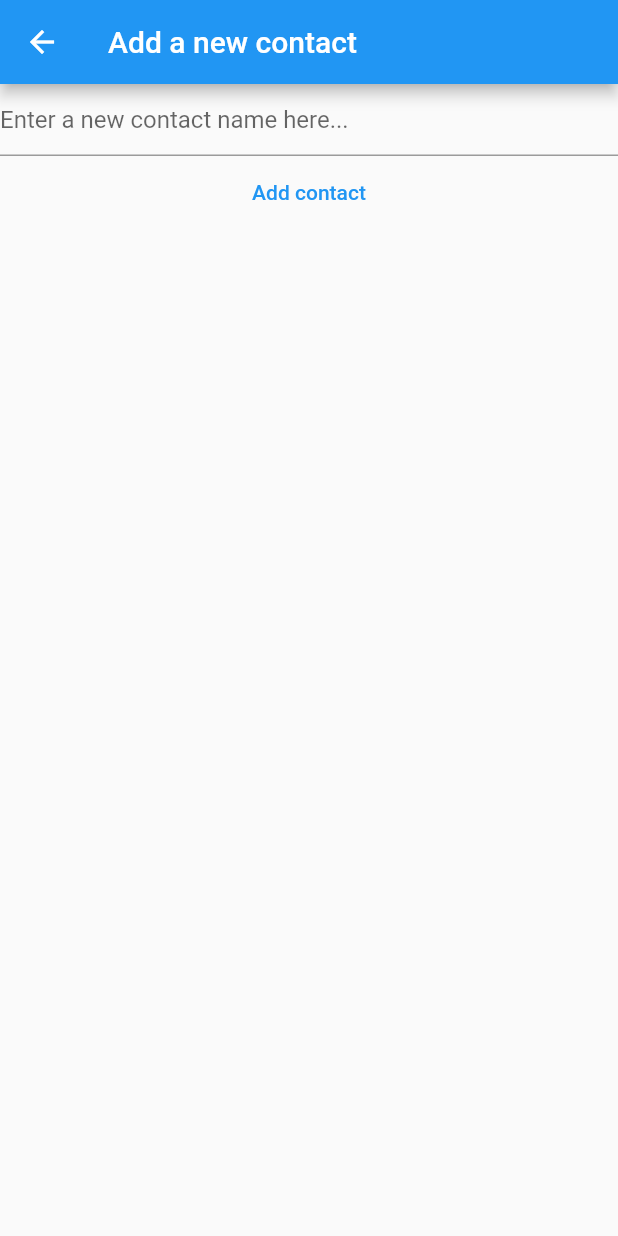
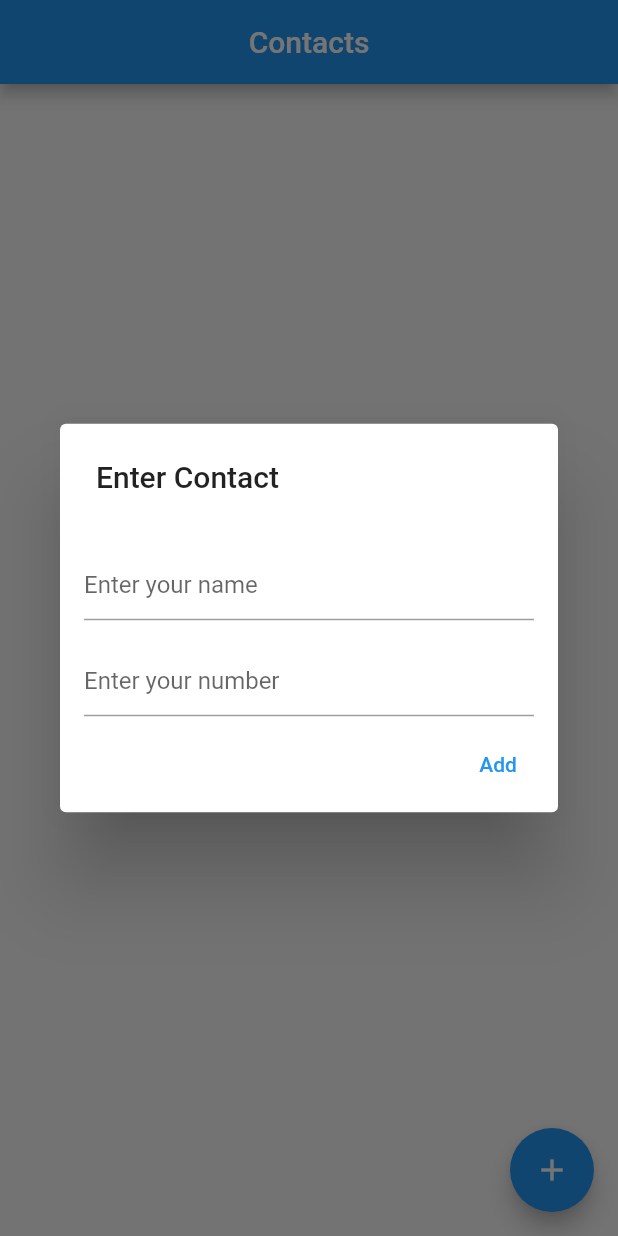
Before and after one commit to samievghayrat/flutter_api1, a Flutter app: the screen it shows after launch, after a tap on the "add" icon, on a phone screen of 412 x 824 dp. Run offline on Flutter 3.47's test engine with Material 2 defaults, Android fonts, the phone set to English and light mode, and no system bars.

Commit message:
Contacts app with Valuelistenable

```diff
--- a/lib/main.dart
+++ b/lib/main.dart
@@ -13,14 +13,14 @@ void main() {
 }
 
 class Contact {
+  final String number;
   final String name;
-  final String id;
 
-  Contact({required this.name}) : id = const Uuid().v4();
+  Contact({required this.name, required this.number});
 }
 
 class ContactBook extends ValueNotifier<List<Contact>> {
-  ContactBook._sharedInstance() : super([Contact(name: 'Hello')]);
+  ContactBook._sharedInstance() : super([]);
 
   static final ContactBook _shared = ContactBook._sharedInstance();
 
@@ -48,8 +48,71 @@ class ContactBook extends ValueNotifier<List<Contact>> {
       value.length > atIndex ? value[atIndex] : null;
 }
 
-class HomePage extends StatelessWidget {
+class HomePage extends StatefulWidget {
   const HomePage({Key? key}) : super(key: key);
+
+  @override
+  State<HomePage> createState() => _HomePageState();
+}
+
+class _HomePageState extends State<HomePage> {
+  late final TextEditingController _nameController;
+  late final TextEditingController _phoneNumberController;
+
+  @override
+  void initState() {
+    _phoneNumberController = TextEditingController();
+    _nameController = TextEditingController();
+    super.initState();
+  }
+
+  @override
+  void dispose() {
+    _nameController.dispose();
+    _phoneNumberController = TextEditingController();
+    super.dispose();
+  }
+
+  _displayDialog(BuildContext context) async {
+    return showDialog(
+      context: context,
+      builder: (context) {
+        return AlertDialog(
+          title: const Text('Enter Contact'),
+          actions: <Widget>[
+            Padding(
+              padding: const EdgeInsets.all(8.0),
+              child: TextField(
+                controller: _nameController,
+                decoration: const InputDecoration(hintText: "Enter your name "),
+              ),
+            ),
+            Padding(
+              padding: const EdgeInsets.all(8.0),
+              child: TextField(
+                keyboardType: TextInputType.number,
+                controller: _phoneNumberController,
+                decoration:
+                    const InputDecoration(hintText: "Enter your number"),
+              ),
+            ),
+            TextButton(
+              child: const Text('Add'),
+              onPressed: () {
+                final contact = Contact(
+                    name: _nameController.text,
+                    number: _phoneNumberController.text.toString());
+                ContactBook().add(contact: contact);
+                Navigator.of(context).pop();
+                _nameController.clear();
+                _phoneNumberController.clear();
+              },
+            ),
+          ],
+        );
+      },
+    );
+  }
 
   @override
   Widget build(BuildContext context) {
@@ -57,7 +120,7 @@ class HomePage extends StatelessWidget {
     return Scaffold(
       appBar: AppBar(
         centerTitle: true,
-        title: const Text('Home Page'),
+        title: const Text('Contacts'),
       ),
       body: ValueListenableBuilder(
         valueListenable: ContactBook(),
@@ -67,79 +130,31 @@ class HomePage extends StatelessWidget {
             itemCount: contactBook.length,
             itemBuilder: (context, index) {
               final contact = contacts[index];
-              return Dismissible(
-                onDismissed: (direction) {
-                  ContactBook().remove(contact: contact);
-                },
-                key: ValueKey(contact.id),
-                child: Material(
-                  color: Colors.white,
-                  elevation: 6.0,
-                  child: ListTile(
-                    title: Text(contact.name),
+              return Material(
+                color: Colors.white,
+                elevation: 8.00000,
+                child: ListTile(
+                  title: Text(contact.name),
+                  subtitle: Text(contact.number.toString()),
+                  leading: const Icon(Icons.shopping_bag),
+                  trailing: IconButton(
+                    icon: const Icon(Icons.delete),
+                    onPressed: () {
+                      ContactBook().remove(contact: contact);
+                    },
                   ),
                 ),
-              );
+                );
             },
           );
         },
       ),
       floatingActionButton: FloatingActionButton(
         child: const Icon(Icons.add),
-        onPressed: () async {
-          Navigator.push(context,
-              MaterialPageRoute(builder: (context) => NewContactView()));
+        onPressed: () {
+          _displayDialog(context);
         },
       ),
     );
   }
 }
-
-class NewContactView extends StatefulWidget {
-  const NewContactView({Key? key}) : super(key: key);
-
-  @override
-  State<NewContactView> createState() => _NewContactViewState();
-}
-
-class _NewContactViewState extends State<NewContactView> {
-  late final TextEditingController _controller;
-
-  @override
-  void initState() {
-    _controller = TextEditingController();
-    super.initState();
-  }
-
-  @override
-  void dispose() {
-    _controller.dispose();
-    super.dispose();
-  }
-
-  @override
-  Widget build(BuildContext context) {
-    return Scaffold(
-      appBar: AppBar(
-        title: const Text('Add a new contact'),
-      ),
-      body: Column(
-        children: [
-          TextField(
-            controller: _controller,
-            decoration: const InputDecoration(
-                hintText: 'Enter a new contact name here...'),
-          ),
-          TextButton(
-            onPressed: () {
-              final contact = Contact(name: _controller.text);
-              ContactBook().add(contact: contact);
-              Navigator.pop(context);
-            },
-            child: const Text('Add contact'),
-          ),
-        ],
-      ),
-    );
-  }
-}
```
